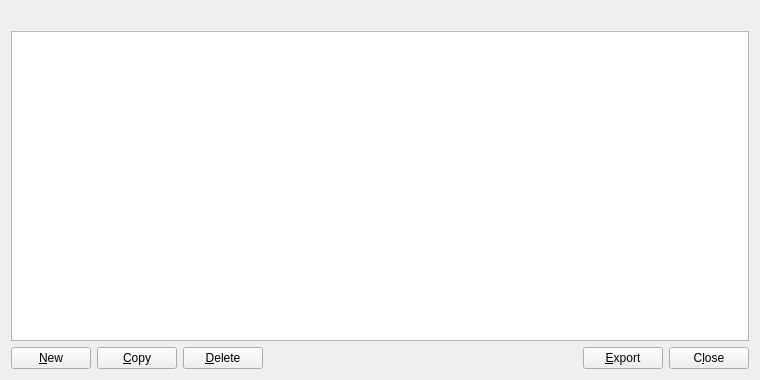
Old version of the form src/qt/forms/addressbookpage.ui in the repository freelancedeveloper025/glee.
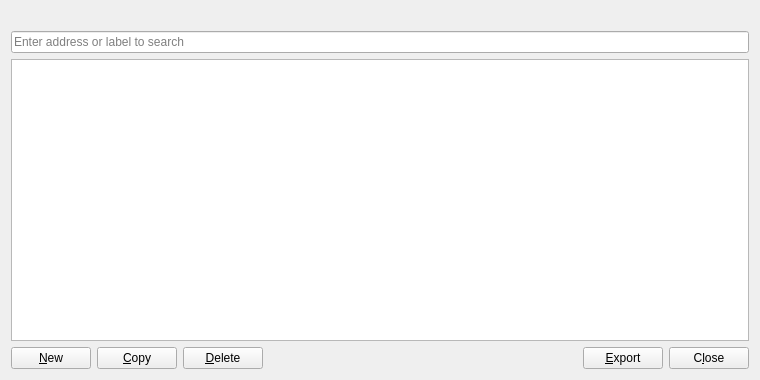
New version of the form. Icons and pictures are not drawn.

```diff
--- a/src/qt/forms/addressbookpage.ui
+++ b/src/qt/forms/addressbookpage.ui
@@ -21,6 +21,13 @@
      </property>
     </widget>
    </item>
+   <item>
+    <widget class="QLineEdit" name="searchLineEdit">
+     <property name="placeholderText">
+      <string>Enter address or label to search</string>
+     </property>
+    </widget>
+   </item>
    <item>
     <widget class="QTableView" name="tableView">
      <property name="contextMenuPolicy">
```
